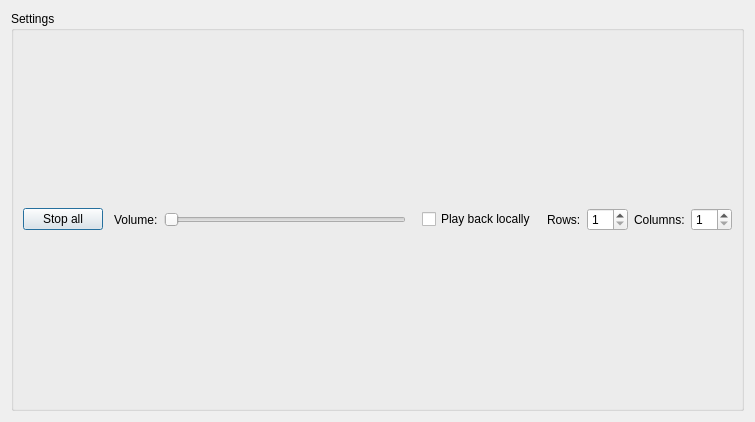
MGraefe/RP-Soundboard, file src/config_qt.ui: the form before one commit.
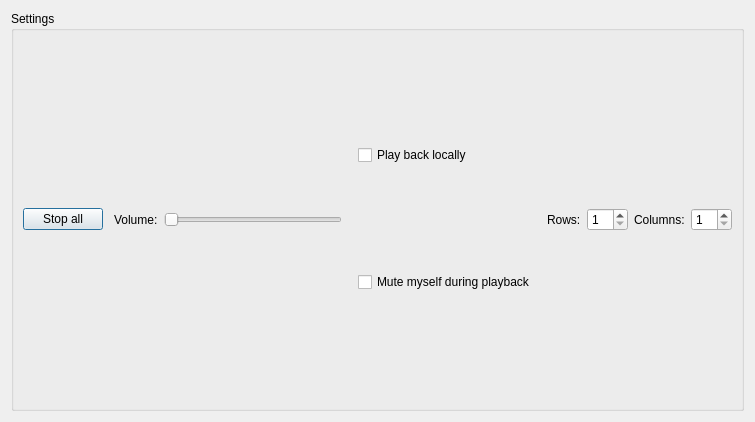
The form after the commit.

Commit message: mute myself button implemented

The edit to the form file:
```diff
--- a/src/config_qt.ui
+++ b/src/config_qt.ui
@@ -102,11 +102,28 @@
            </spacer>
           </item>
           <item>
+           <layout class="QVBoxLayout" name="verticalLayout_4">
+            <property name="spacing">
+             <number>2</number>
+            </property>
+            <property name="sizeConstraint">
+             <enum>QLayout::SetDefaultConstraint</enum>
+            </property>
+            <item>
            <widget class="QCheckBox" name="cb_playback_locally">
             <property name="text">
              <string>Play back locally</string>
             </property>
            </widget>
+            </item>
+            <item>
+             <widget class="QCheckBox" name="cb_mute_myself">
+              <property name="text">
+               <string>Mute myself during playback</string>
+              </property>
+             </widget>
+            </item>
+           </layout>
           </item>
           <item>
            <spacer name="horizontalSpacer_4">
```
Lines whose indentation alone changed are shown as unchanged. The commit also changes 8 other files.
